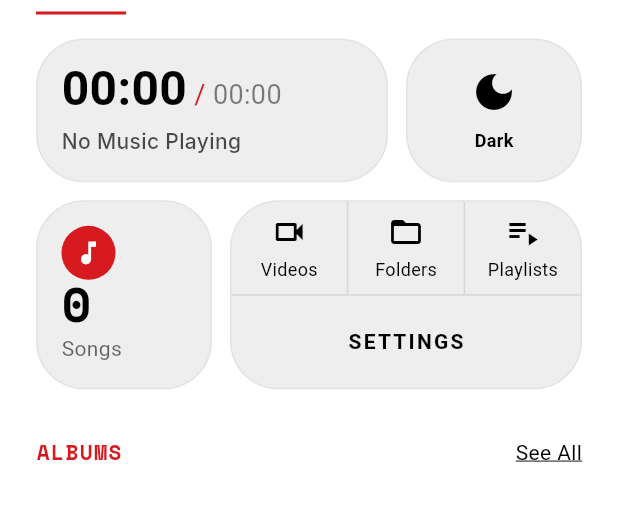
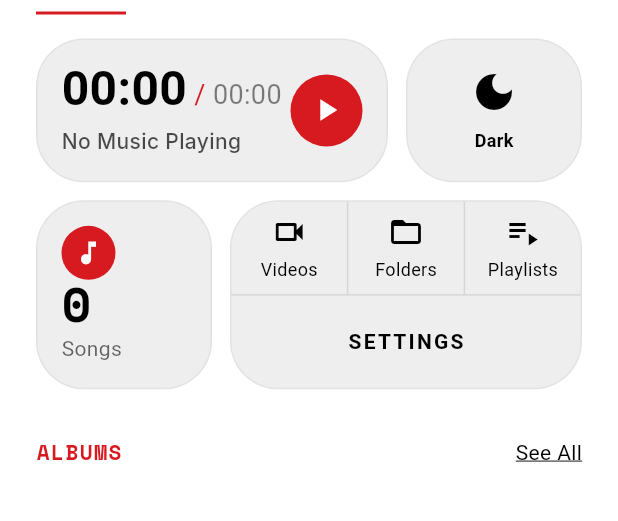
Before and after one commit to JAYASIMMA/Media-Player-Application-using-flutter, a Flutter app: the screen it shows after launch, on a phone screen of 412 x 824 dp, the part 146-667 px from its top. Run offline on Flutter 3.47's test engine with Material 3 defaults, Android fonts, the phone set to English and light mode, and no system bars; our stand-ins replace audioplayers, google_fonts, permission_handler, video_player; missing offline and left inert: audiotags, flutter_video_info; Roboto replaces fonts that are missing (Ibm Plex Serif).

Commit message:
feat: implement core media playback UI with new HomePage, PlaybackTimeWidget, and AudioProvider service

```diff
--- a/lib/widgets/playback_time_widget.dart
+++ b/lib/widgets/playback_time_widget.dart
@@ -17,7 +17,11 @@ class PlaybackTimeWidget extends StatelessWidget {
         final posString = _formatDuration(position);
         final durString = _formatDuration(duration);
 
-        return Column(
+        return Row(
+          mainAxisAlignment: MainAxisAlignment.spaceBetween,
+          children: [
+            Expanded(
+              child: Column(
                 crossAxisAlignment: CrossAxisAlignment.start,
                 mainAxisAlignment: MainAxisAlignment.center,
                 children: [
@@ -79,6 +83,25 @@ class PlaybackTimeWidget extends StatelessWidget {
                       ),
                     ),
                 ],
+              ),
+            ),
+            const SizedBox(width: 8),
+            Container(
+              decoration: BoxDecoration(
+                color: Theme.of(context).colorScheme.secondary, // Nothing Red
+                shape: BoxShape.circle,
+              ),
+              child: IconButton(
+                icon: Icon(
+                  audio.isPlaying ? Icons.pause : Icons.play_arrow,
+                  color: Colors.white,
+                ),
+                onPressed: () {
+                  audio.togglePlayPause();
+                },
+              ),
+            ),
+          ],
         );
       },
     );
```
Also changed, not shown: lib/pages/home_page.dart (+6 -7 lines), lib/services/audio_provider.dart (+18 -18 lines). Lines whose indentation alone changed are shown as unchanged.
